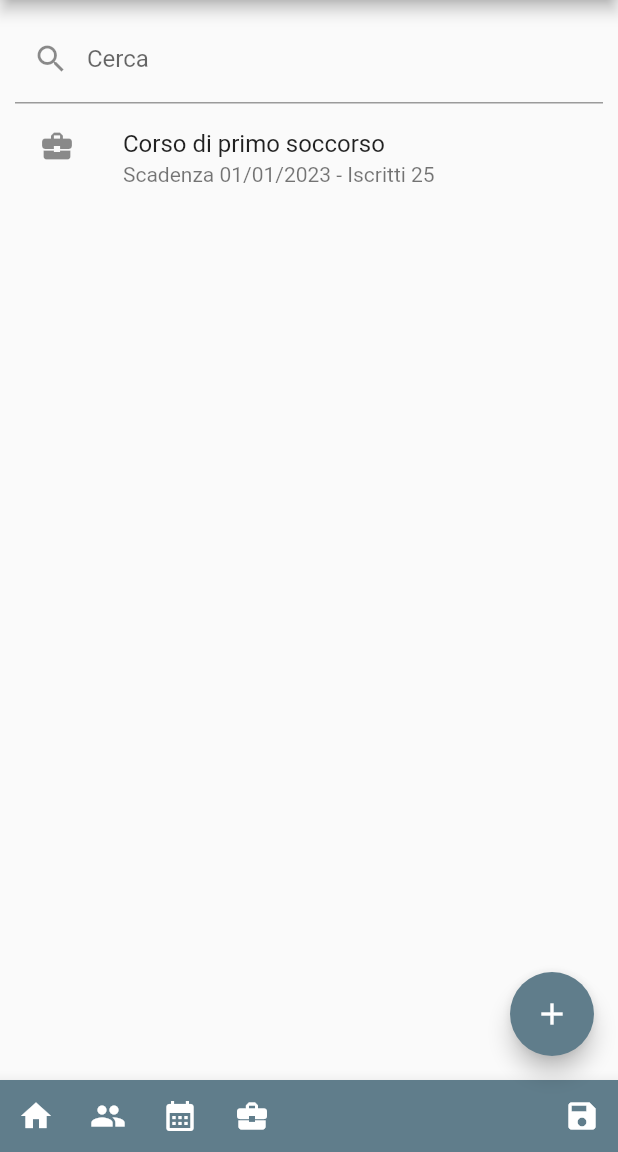
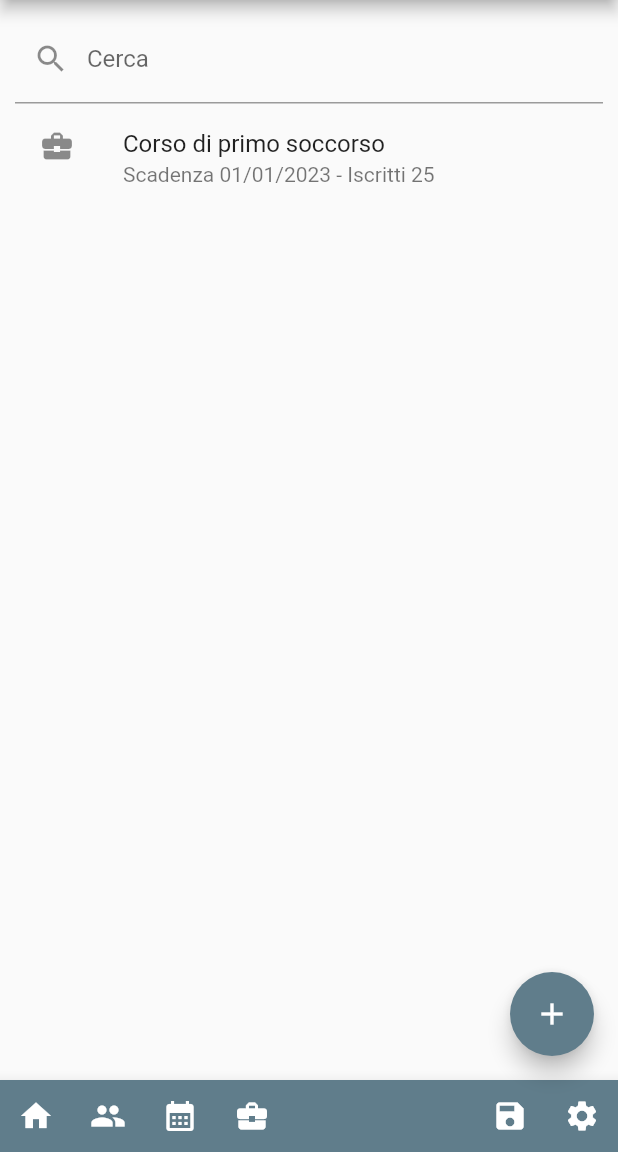
Before and after one commit to antonio-fasolato/scadenziario, a Flutter app: the ActivitiesScene screen opened by its route, on a phone screen of 412 x 824 dp, the part 84-1236 px from its top. Run offline on Flutter 3.47's test engine with Material 2 defaults, Android fonts, the phone set to English and light mode, and no system bars.

Commit message:
Added settings scene

```diff
--- a/lib/components/footer.dart
+++ b/lib/components/footer.dart
@@ -47,6 +47,13 @@ class Footer extends StatelessWidget {
                 Navigator.of(context).pushNamed("/");
               },
             ),
+            IconButton(
+              tooltip: "Opzioni",
+              icon: const Icon(Icons.settings),
+              onPressed: () {
+                Navigator.of(context).pushNamed("/settings");
+              },
+            ),
           ],
         ),
       ),
--- a/lib/main.dart
+++ b/lib/main.dart
@@ -4,6 +4,7 @@ import 'package:scadenziario/scenes/calendar_scene.dart';
 import 'package:scadenziario/scenes/database_selection_scene.dart';
 import 'package:scadenziario/scenes/homepage_scene.dart';
 import 'package:scadenziario/scenes/people_scene.dart';
+import 'package:scadenziario/scenes/settings_scene.dart';
 
 void main() {
   runApp(const Scadenziario());
@@ -25,6 +26,7 @@ class Scadenziario extends StatelessWidget {
         "/people": (buildContext) => PeopleScene(),
         "/calendar": (buildContext) => const CalendarScene(),
         "/activities": (buildContext) => ActivitiesScene(),
+        "/settings": (buildContext) => SettingsScene(),
       },
       initialRoute: '/',
     );
```
Also changed, not shown: lib/scenes/settings_scene.dart (added, +15 -0 lines).
